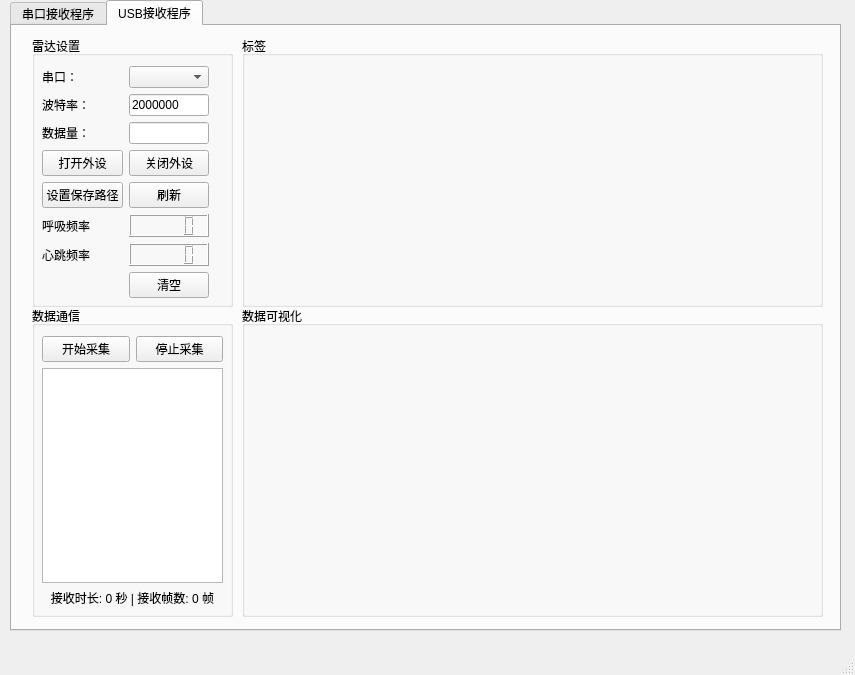
This is mainwindow.ui in Chgeneral/RadarReceiverQt as Qt 5 draws it before an edit. The edited form follows.
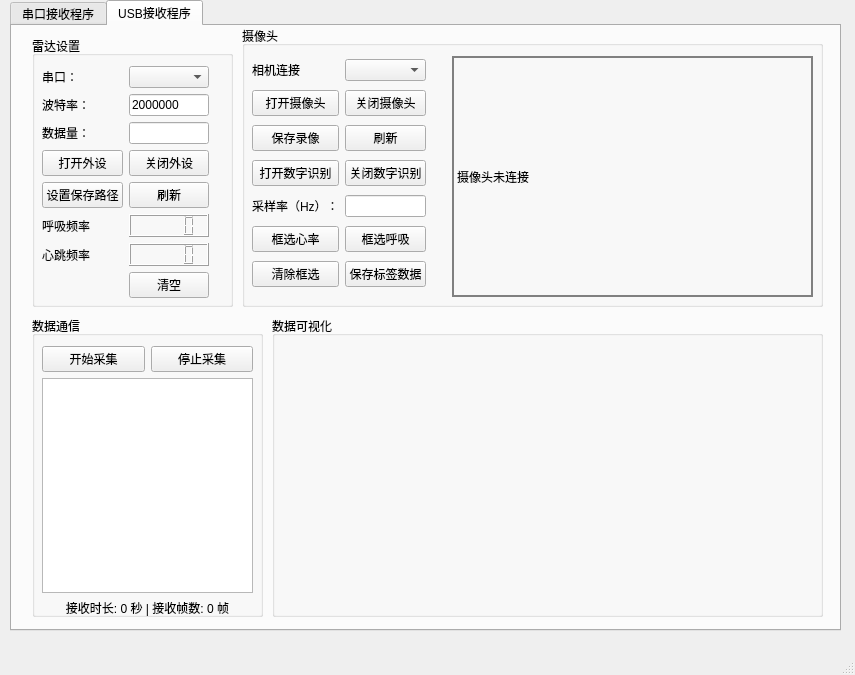
This is the edited form. Custom widgets are drawn as their Qt base class.

Commit message: 添加摄像头OCR识别功能，优化USB采集状态显示

What changed in the file:
```diff
--- a/mainwindow.ui
+++ b/mainwindow.ui
@@ -470,9 +470,9 @@
       <property name="geometry">
        <rect>
         <x>20</x>
-        <y>280</y>
-        <width>201</width>
-        <height>311</height>
+        <y>290</y>
+        <width>231</width>
+        <height>301</height>
        </rect>
       </property>
       <property name="title">
@@ -483,7 +483,7 @@
         <rect>
          <x>10</x>
          <y>30</y>
-         <width>181</width>
+         <width>211</width>
          <height>271</height>
         </rect>
        </property>
@@ -526,22 +526,153 @@
       <property name="geometry">
        <rect>
         <x>230</x>
-        <y>10</y>
+        <y>0</y>
         <width>581</width>
-        <height>271</height>
+        <height>281</height>
        </rect>
       </property>
       <property name="title">
-       <string>标签</string>
+       <string>摄像头</string>
       </property>
+      <widget class="QWidget" name="gridLayoutWidget_3">
+       <property name="geometry">
+        <rect>
+         <x>10</x>
+         <y>30</y>
+         <width>188</width>
+         <height>241</height>
+        </rect>
+       </property>
+       <layout class="QGridLayout" name="gridLayout_3">
+        <item row="4" column="1">
+         <widget class="QLineEdit" name="lineEdit_Freq"/>
+        </item>
+        <item row="3" column="2">
+         <spacer name="horizontalSpacer_2">
+          <property name="orientation">
+           <enum>Qt::Orientation::Horizontal</enum>
+          </property>
+          <property name="sizeHint" stdset="0">
+           <size>
+            <width>40</width>
+            <height>20</height>
+           </size>
+          </property>
+         </spacer>
+        </item>
+        <item row="2" column="0">
+         <widget class="QPushButton" name="btnCameraSave">
+          <property name="text">
+           <string>保存录像</string>
+          </property>
+         </widget>
+        </item>
+        <item row="1" column="1">
+         <widget class="QPushButton" name="btnCameraDisconnect">
+          <property name="text">
+           <string>关闭摄像头</string>
+          </property>
+         </widget>
+        </item>
+        <item row="4" column="0">
+         <widget class="QLabel" name="label_freq">
+          <property name="text">
+           <string>采样率（Hz）：</string>
+          </property>
+         </widget>
+        </item>
+        <item row="0" column="1">
+         <widget class="QComboBox" name="cmbCamera"/>
+        </item>
+        <item row="6" column="1">
+         <widget class="QPushButton" name="btnSelectRR">
+          <property name="text">
+           <string>框选呼吸</string>
+          </property>
+         </widget>
+        </item>
+        <item row="1" column="0">
+         <widget class="QPushButton" name="btnCameraConnect">
+          <property name="text">
+           <string>打开摄像头</string>
+          </property>
+         </widget>
+        </item>
+        <item row="3" column="1">
+         <widget class="QPushButton" name="btnCloseCV">
+          <property name="text">
+           <string>关闭数字识别</string>
+          </property>
+         </widget>
+        </item>
+        <item row="3" column="0">
+         <widget class="QPushButton" name="btnOpenCV">
+          <property name="text">
+           <string>打开数字识别</string>
+          </property>
+         </widget>
+        </item>
+        <item row="2" column="1">
+         <widget class="QPushButton" name="btnCameraRefresh">
+          <property name="text">
+           <string>刷新</string>
+          </property>
+         </widget>
+        </item>
+        <item row="6" column="0">
+         <widget class="QPushButton" name="btnSelectHR">
+          <property name="text">
+           <string>框选心率</string>
+          </property>
+         </widget>
+        </item>
+        <item row="0" column="0">
+         <widget class="QLabel" name="label">
+          <property name="text">
+           <string>相机连接</string>
+          </property>
+         </widget>
+        </item>
+        <item row="7" column="0">
+         <widget class="QPushButton" name="btnClearRect">
+          <property name="text">
+           <string>清除框选</string>
+          </property>
+         </widget>
+        </item>
+        <item row="7" column="1">
+         <widget class="QPushButton" name="btnSaveLabel">
+          <property name="text">
+           <string>保存标签数据</string>
+          </property>
+         </widget>
+        </item>
+       </layout>
+      </widget>
+      <widget class="CameraLabel" name="labelCamera">
+       <property name="geometry">
+        <rect>
+         <x>210</x>
+         <y>30</y>
+         <width>361</width>
+         <height>241</height>
+        </rect>
+       </property>
+       <property name="styleSheet">
+        <string notr="true">border: 2px solid gray;</string>
+       </property>
+       <property name="text">
+        <string>摄像头未连接</string>
+       </property>
+      </widget>
      </widget>
      <widget class="QGroupBox" name="groupBox_4">
       <property name="geometry">
        <rect>
-        <x>230</x>
-        <y>280</y>
-        <width>581</width>
-        <height>311</height>
+        <x>260</x>
+        <y>290</y>
+        <width>551</width>
+        <height>301</height>
        </rect>
       </property>
       <property name="title">
@@ -570,6 +701,11 @@
    <header>QtCharts/QChartView</header>
    <container>1</container>
   </customwidget>
+  <customwidget>
+   <class>CameraLabel</class>
+   <extends>QLabel</extends>
+   <header>cameralabel.h</header>
+  </customwidget>
  </customwidgets>
  <resources/>
  <connections/>
```
The commit also changes 10 other files.
